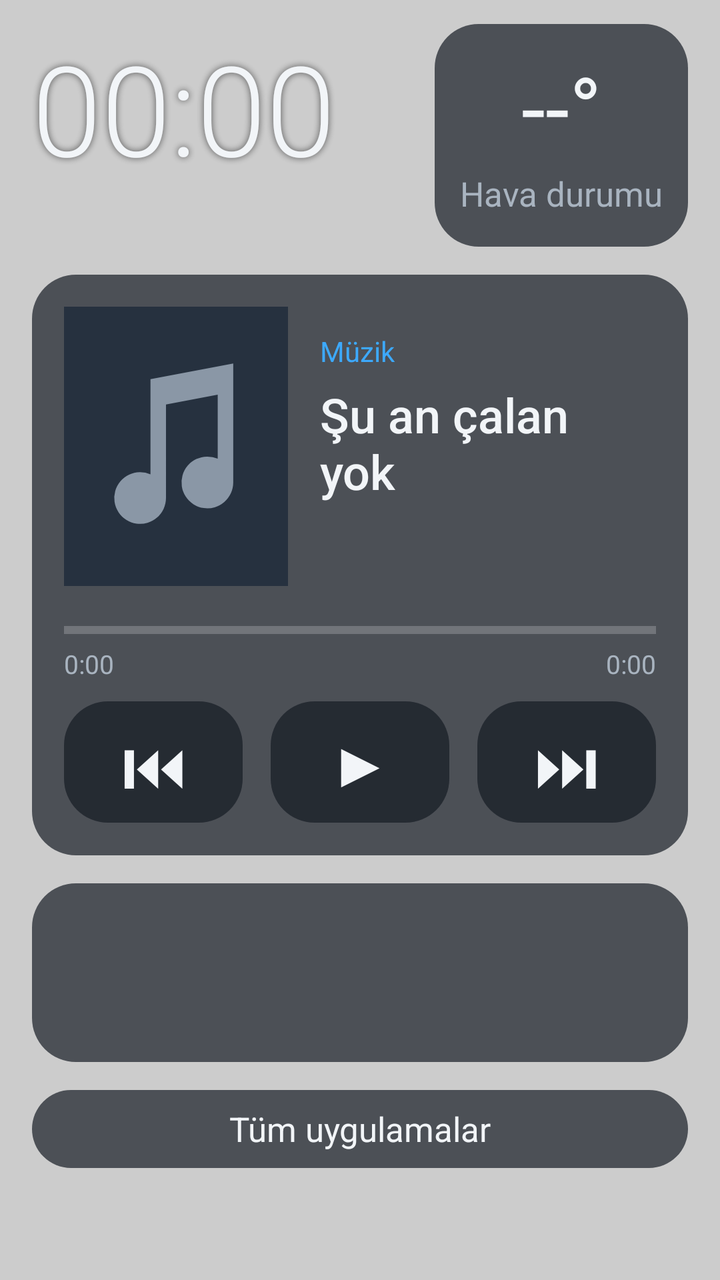
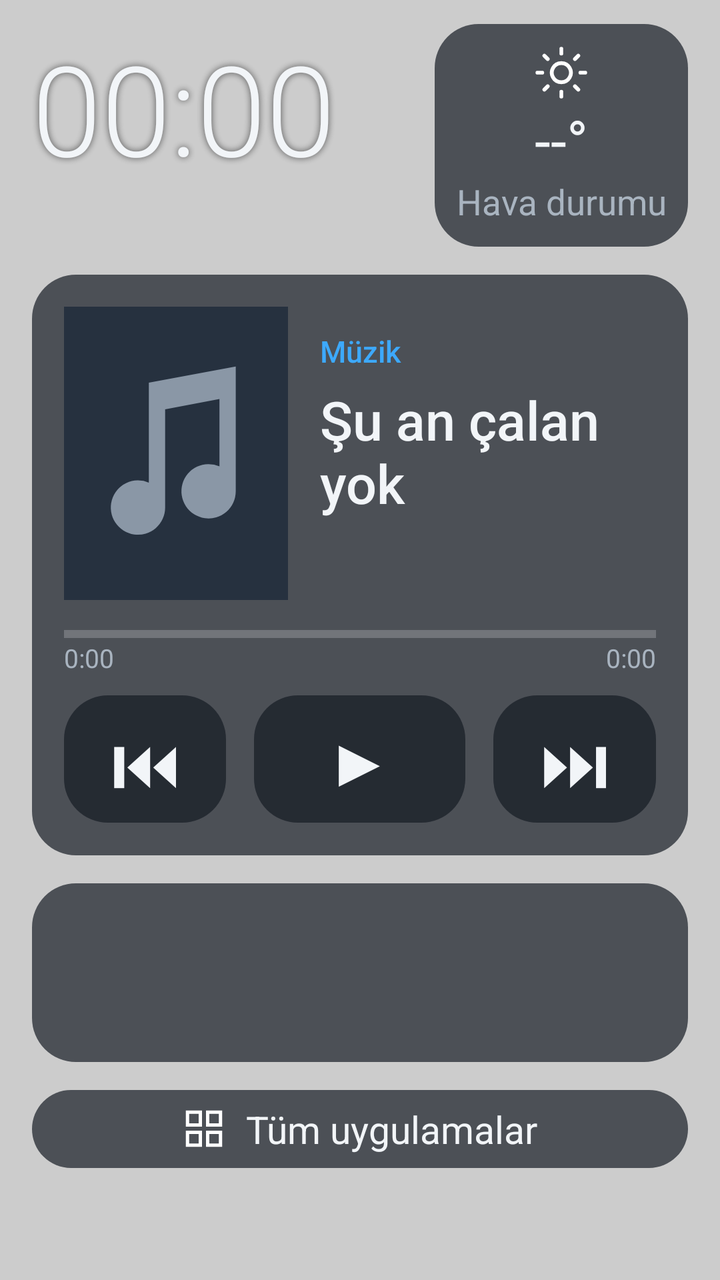

The first picture is an Android layout as it rendered before a commit; the second is the same layout after the commit. The layout source and the unified diff follow.
<!-- AndroidManifest.xml: activity theme AracTema.Duvar -->
<!-- res/layout/activity_main.xml -->
<?xml version="1.0" encoding="utf-8"?>
<LinearLayout xmlns:android="http://schemas.android.com/apk/res/android"
    android:id="@+id/kok"
    android:layout_width="match_parent"
    android:layout_height="match_parent"
    android:background="@color/perde"
    android:orientation="vertical"
    android:paddingStart="16dp"
    android:paddingTop="12dp"
    android:paddingEnd="16dp"
    android:paddingBottom="0dp">

    
    <LinearLayout
        android:layout_width="match_parent"
        android:layout_height="0dp"
        android:layout_weight="2"
        android:orientation="horizontal">

        <LinearLayout
            android:id="@+id/saatAlani"
            android:layout_width="0dp"
            android:layout_height="match_parent"
            android:layout_weight="3"
            android:orientation="vertical">

            <TextView
                android:id="@+id/saat"
                android:layout_width="match_parent"
                android:layout_height="0dp"
                android:layout_weight="3"
                android:autoSizeMaxTextSize="140sp"
                android:autoSizeMinTextSize="24sp"
                android:autoSizeTextType="uniform"
                android:fontFamily="sans-serif-light"
                android:gravity="start|bottom"
                android:maxLines="1"
                android:shadowColor="#99000000"
                android:shadowRadius="8"
                android:text="00:00"
                android:textColor="@color/yazi" />

            <TextView
                android:id="@+id/tarih"
                android:layout_width="match_parent"
                android:layout_height="0dp"
                android:layout_weight="1"
                android:autoSizeMaxTextSize="30sp"
                android:autoSizeMinTextSize="12sp"
                android:autoSizeTextType="uniform"
                android:gravity="start|top"
                android:maxLines="1"
                android:shadowColor="#99000000"
                android:shadowRadius="6"
                android:textColor="@color/yazi" />
        </LinearLayout>

        <LinearLayout
            android:id="@+id/havaKart"
            android:layout_width="0dp"
            android:layout_height="match_parent"
            android:layout_marginStart="12dp"
            android:layout_weight="2"
            android:background="@drawable/kart_bg"
            android:gravity="center"
            android:orientation="vertical"
            android:padding="12dp">

            <TextView
                android:id="@+id/sicaklik"
                android:layout_width="match_parent"
                android:layout_height="0dp"
                android:layout_weight="2"
                android:autoSizeMaxTextSize="64sp"
                android:autoSizeMinTextSize="16sp"
                android:autoSizeTextType="uniform"
                android:gravity="center"
                android:maxLines="1"
                android:text="--°"
                android:textColor="@color/yazi" />

            <TextView
                android:id="@+id/havaDurum"
                android:layout_width="match_parent"
                android:layout_height="0dp"
                android:layout_weight="1"
                android:autoSizeMaxTextSize="22sp"
                android:autoSizeMinTextSize="10sp"
                android:autoSizeTextType="uniform"
                android:gravity="center"
                android:maxLines="1"
                android:text="Hava durumu"
                android:textColor="@color/soluk" />
        </LinearLayout>
    </LinearLayout>

    
    <LinearLayout
        android:layout_width="match_parent"
        android:layout_height="0dp"
        android:layout_marginTop="14dp"
        android:layout_weight="5.2"
        android:background="@drawable/kart_bg"
        android:orientation="vertical"
        android:padding="16dp">

        <LinearLayout
            android:id="@+id/sarkiBilgi"
            android:layout_width="match_parent"
            android:layout_height="0dp"
            android:layout_weight="3"
            android:background="?android:attr/selectableItemBackground"
            android:clickable="true"
            android:focusable="true"
            android:orientation="horizontal">

            <ImageView
                android:id="@+id/kapak"
                android:layout_width="0dp"
                android:layout_height="match_parent"
                android:layout_weight="2"
                android:background="@drawable/kapak_bg"
                android:scaleType="centerCrop"
                android:src="@drawable/ic_muzik" />

            <LinearLayout
                android:layout_width="0dp"
                android:layout_height="match_parent"
                android:layout_marginStart="16dp"
                android:layout_weight="3"
                android:gravity="center_vertical"
                android:orientation="vertical">

                <TextView
                    android:id="@+id/kaynak"
                    android:layout_width="match_parent"
                    android:layout_height="wrap_content"
                    android:ellipsize="end"
                    android:maxLines="1"
                    android:text="Müzik"
                    android:textColor="@color/vurgu"
                    android:textSize="14sp" />

                <TextView
                    android:id="@+id/sarki"
                    android:layout_width="match_parent"
                    android:layout_height="wrap_content"
                    android:layout_marginTop="6dp"
                    android:ellipsize="end"
                    android:fontFamily="sans-serif-medium"
                    android:maxLines="2"
                    android:text="Şu an çalan yok"
                    android:textColor="@color/yazi"
                    android:textSize="24sp" />

                <TextView
                    android:id="@+id/sanatci"
                    android:layout_width="match_parent"
                    android:layout_height="wrap_content"
                    android:layout_marginTop="4dp"
                    android:ellipsize="end"
                    android:maxLines="1"
                    android:textColor="@color/soluk"
                    android:textSize="18sp" />
            </LinearLayout>
        </LinearLayout>

        <ProgressBar
            android:id="@+id/ilerleme"
            style="@android:style/Widget.Material.ProgressBar.Horizontal"
            android:layout_width="match_parent"
            android:layout_height="wrap_content"
            android:layout_marginTop="14dp"
            android:max="1000"
            android:progress="0"
            android:progressTint="@color/vurgu" />

        <LinearLayout
            android:layout_width="match_parent"
            android:layout_height="wrap_content"
            android:orientation="horizontal">

            <TextView
                android:id="@+id/gecen"
                android:layout_width="0dp"
                android:layout_height="wrap_content"
                android:layout_weight="1"
                android:text="0:00"
                android:textColor="@color/soluk"
                android:textSize="13sp" />

            <TextView
                android:id="@+id/toplam"
                android:layout_width="0dp"
                android:layout_height="wrap_content"
                android:layout_weight="1"
                android:gravity="end"
                android:text="0:00"
                android:textColor="@color/soluk"
                android:textSize="13sp" />
        </LinearLayout>

        <LinearLayout
            android:layout_width="match_parent"
            android:layout_height="0dp"
            android:layout_marginTop="10dp"
            android:layout_weight="1.3"
            android:orientation="horizontal">

            <TextView
                android:id="@+id/onceki"
                style="@style/MedyaButon"
                android:layout_marginEnd="7dp"
                android:text="⏮" />

            <TextView
                android:id="@+id/oynat"
                style="@style/MedyaButon"
                android:layout_marginStart="7dp"
                android:layout_marginEnd="7dp"
                android:text="▶" />

            <TextView
                android:id="@+id/sonraki"
                style="@style/MedyaButon"
                android:layout_marginStart="7dp"
                android:text="⏭" />
        </LinearLayout>
    </LinearLayout>

    
    <LinearLayout
        android:id="@+id/dok"
        android:layout_width="match_parent"
        android:layout_height="0dp"
        android:layout_marginTop="14dp"
        android:layout_weight="1.6"
        android:background="@drawable/kart_bg"
        android:gravity="center"
        android:orientation="horizontal"
        android:padding="6dp" />

    
    <TextView
        android:id="@+id/uygulamalar"
        android:layout_width="match_parent"
        android:layout_height="0dp"
        android:layout_marginTop="14dp"
        android:layout_weight="0.7"
        android:autoSizeMaxTextSize="26sp"
        android:autoSizeMinTextSize="12sp"
        android:autoSizeTextType="uniform"
        android:background="@drawable/buton_bg"
        android:clickable="true"
        android:focusable="true"
        android:gravity="center"
        android:maxLines="1"
        android:padding="8dp"
        android:text="Tüm uygulamalar"
        android:textColor="@color/yazi" />

    
    <View
        android:layout_width="match_parent"
        android:layout_height="0dp"
        android:layout_weight="1.0" />
</LinearLayout>
<!-- resources referenced by this layout -->
<resources>
  <color name="perde">#33000000</color>
  <color name="soluk">#A9B4C0</color>
  <color name="vurgu">#3DA9FC</color>
  <color name="yazi">#F2F5F8</color>
  <!-- drawable buton_bg (drawable) -->
  <?xml version="1.0" encoding="utf-8"?>
  <selector xmlns:android="http://schemas.android.com/apk/res/android">
      <item android:state_pressed="true">
          <shape android:shape="rectangle">
              <solid android:color="@color/kart_basili" />
              <corners android:radius="22dp" />
          </shape>
      </item>
      <item>
          <shape android:shape="rectangle">
              <solid android:color="@color/kart_seffaf" />
              <corners android:radius="22dp" />
          </shape>
      </item>
  </selector>
  <!-- drawable ic_muzik (drawable) -->
  <?xml version="1.0" encoding="utf-8"?>
  <vector xmlns:android="http://schemas.android.com/apk/res/android"
      android:width="108dp"
      android:height="108dp"
      android:viewportWidth="108"
      android:viewportHeight="108">
      <path android:fillColor="#26313F" android:pathData="M0,0h108v108h-108z" />
      <path
          android:fillColor="#8A97A6"
          android:pathData="M44,28 L76,22 L76,68 A10,10 0 1,1 70,58.8 L70,34 L50,37.8 L50,74 A10,10 0 1,1 44,64.8 Z" />
  </vector>
  <!-- drawable kapak_bg (drawable) -->
  <?xml version="1.0" encoding="utf-8"?>
  <shape xmlns:android="http://schemas.android.com/apk/res/android" android:shape="rectangle">
      <solid android:color="#26313F" />
      <corners android:radius="16dp" />
  </shape>
  <!-- drawable kart_bg (drawable) -->
  <?xml version="1.0" encoding="utf-8"?>
  <shape xmlns:android="http://schemas.android.com/apk/res/android" android:shape="rectangle">
      <solid android:color="@color/kart_seffaf" />
      <corners android:radius="22dp" />
  </shape>
  <style name="MedyaButon">
          <item name="android:layout_width">0dp</item>
          <item name="android:layout_height">match_parent</item>
          <item name="android:layout_weight">1</item>
          <item name="android:background">@drawable/buton_bg</item>
          <item name="android:clickable">true</item>
          <item name="android:focusable">true</item>
          <item name="android:gravity">center</item>
          <item name="android:maxLines">1</item>
          <item name="android:padding">8dp</item>
          <item name="android:textColor">@color/yazi</item>
          <item name="android:autoSizeTextType">uniform</item>
          <item name="android:autoSizeMinTextSize">14sp</item>
          <item name="android:autoSizeMaxTextSize">48sp</item>
      </style>
  <style name="AracTema.Duvar">
          <item name="android:windowShowWallpaper">true</item>
          <item name="android:windowBackground">@android:color/transparent</item>
          <item name="android:statusBarColor">@android:color/transparent</item>
          <item name="android:navigationBarColor">@android:color/transparent</item>
      </style>
  <color name="kart_basili">#E626313F</color>
  <color name="kart_seffaf">#B3161C24</color>
</resources>

<!-- the commit's change to res/layout/activity_main.xml (unified diff, before → after) -->
@@ -64,13 +64,21 @@
             android:background="@drawable/kart_bg"
             android:gravity="center"
             android:orientation="vertical"
-            android:padding="12dp">
+            android:padding="10dp">
+
+            <ImageView
+                android:id="@+id/havaIkon"
+                android:layout_width="match_parent"
+                android:layout_height="0dp"
+                android:layout_weight="1.2"
+                android:scaleType="fitCenter"
+                android:src="@drawable/ic_gunes" />
 
             <TextView
                 android:id="@+id/sicaklik"
                 android:layout_width="match_parent"
                 android:layout_height="0dp"
-                android:layout_weight="2"
+                android:layout_weight="1.6"
                 android:autoSizeMaxTextSize="64sp"
                 android:autoSizeMinTextSize="16sp"
                 android:autoSizeTextType="uniform"
@@ -96,6 +104,7 @@
 
     
     <LinearLayout
+        android:id="@+id/muzikKart"
         android:layout_width="match_parent"
         android:layout_height="0dp"
         android:layout_marginTop="14dp"
@@ -137,9 +146,10 @@
                     android:layout_height="wrap_content"
                     android:ellipsize="end"
                     android:maxLines="1"
+                    android:fontFamily="sans-serif-medium"
                     android:text="Müzik"
                     android:textColor="@color/vurgu"
-                    android:textSize="14sp" />
+                    android:textSize="15sp" />
 
                 <TextView
                     android:id="@+id/sarki"
@@ -151,7 +161,7 @@
                     android:maxLines="2"
                     android:text="Şu an çalan yok"
                     android:textColor="@color/yazi"
-                    android:textSize="24sp" />
+                    android:textSize="27sp" />
 
                 <TextView
                     android:id="@+id/sanatci"
@@ -172,6 +182,8 @@
             android:layout_height="wrap_content"
             android:layout_marginTop="14dp"
             android:max="1000"
+            android:minHeight="6dp"
+            android:maxHeight="6dp"
             android:progress="0"
             android:progressTint="@color/vurgu" />
 
@@ -216,6 +228,7 @@
             <TextView
                 android:id="@+id/oynat"
                 style="@style/MedyaButon"
+                android:layout_weight="1.3"
                 android:layout_marginStart="7dp"
                 android:layout_marginEnd="7dp"
                 android:text="▶" />
@@ -241,23 +254,33 @@
         android:padding="6dp" />
 
     
-    <TextView
+    <LinearLayout
         android:id="@+id/uygulamalar"
         android:layout_width="match_parent"
         android:layout_height="0dp"
         android:layout_marginTop="14dp"
         android:layout_weight="0.7"
-        android:autoSizeMaxTextSize="26sp"
-        android:autoSizeMinTextSize="12sp"
-        android:autoSizeTextType="uniform"
         android:background="@drawable/buton_bg"
         android:clickable="true"
         android:focusable="true"
         android:gravity="center"
-        android:maxLines="1"
-        android:padding="8dp"
-        android:text="Tüm uygulamalar"
-        android:textColor="@color/yazi" />
+        android:orientation="horizontal">
+
+        <ImageView
+            android:id="@+id/izgaraIkon"
+            android:layout_width="22dp"
+            android:layout_height="22dp"
+            android:layout_marginEnd="10dp"
+            android:src="@drawable/ic_izgara" />
+
+        <TextView
+            android:id="@+id/uygulamalarYazi"
+            android:layout_width="wrap_content"
+            android:layout_height="wrap_content"
+            android:text="Tüm uygulamalar"
+            android:textColor="@color/yazi"
+            android:textSize="19sp" />
+    </LinearLayout>
 
     
     <View
<!-- resource entries referenced after the edit -->
@@ -20,6 +20,18 @@
           </shape>
       </item>
   </selector>
+  <!-- drawable ic_gunes (drawable) -->
+  <?xml version="1.0" encoding="utf-8"?>
+  <vector xmlns:android="http://schemas.android.com/apk/res/android" android:width="48dp" android:height="48dp" android:viewportWidth="24" android:viewportHeight="24">
+      <path android:strokeColor="#FFFFFF" android:strokeWidth="1.6" android:strokeLineCap="round" android:fillColor="#00000000"
+          android:pathData="M12,8a4,4 0 1,0 0.01,0z M12,2v2 M12,20v2 M4.9,4.9l1.4,1.4 M17.7,17.7l1.4,1.4 M2,12h2 M20,12h2 M4.9,19.1l1.4,-1.4 M17.7,6.3l1.4,-1.4" />
+  </vector>
+  <!-- drawable ic_izgara (drawable) -->
+  <?xml version="1.0" encoding="utf-8"?>
+  <vector xmlns:android="http://schemas.android.com/apk/res/android" android:width="24dp" android:height="24dp" android:viewportWidth="24" android:viewportHeight="24">
+      <path android:strokeColor="#FFFFFF" android:strokeWidth="1.8" android:fillColor="#00000000"
+          android:pathData="M3,3h7v7h-7z M14,3h7v7h-7z M3,14h7v7h-7z M14,14h7v7h-7z" />
+  </vector>
   <!-- drawable ic_muzik (drawable) -->
   <?xml version="1.0" encoding="utf-8"?>
   <vector xmlns:android="http://schemas.android.com/apk/res/android"
